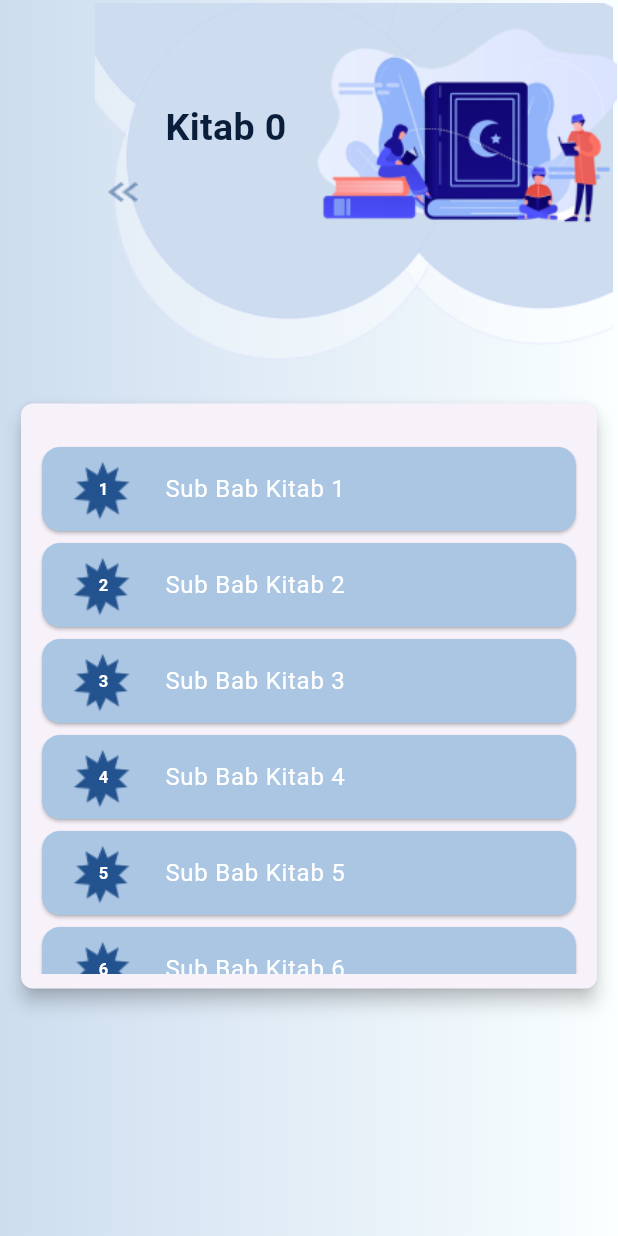
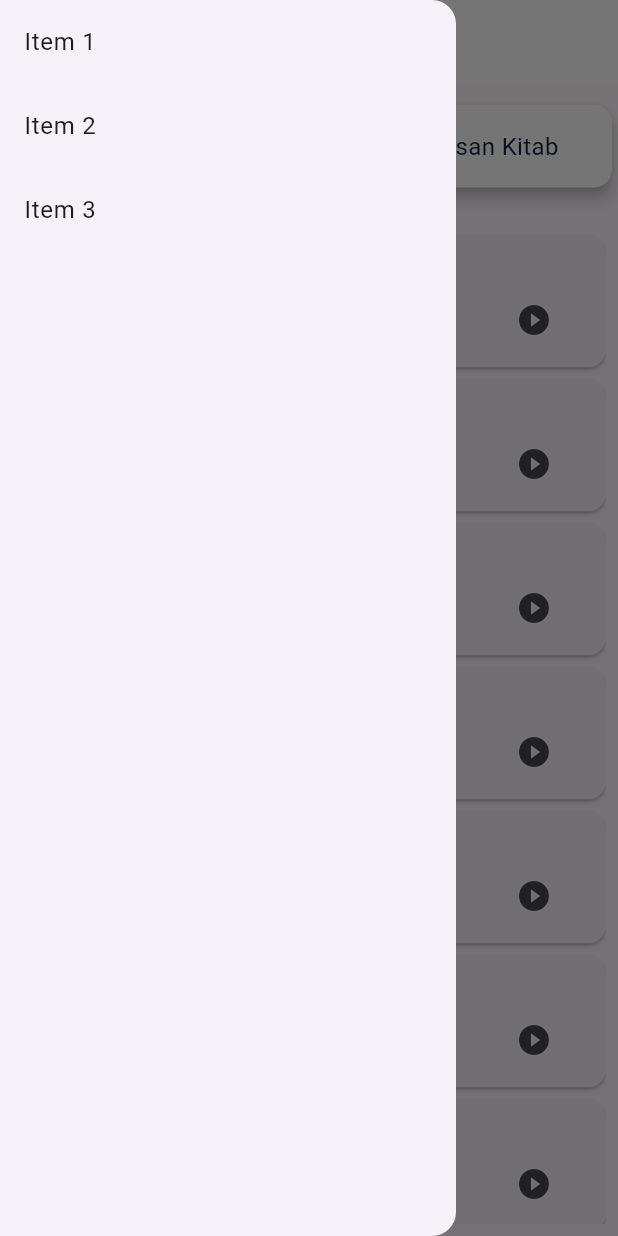
Before and after one commit to nabiilahwnda/ruang_kitab, a Flutter app: the PenjelasanSubkitab screen opened directly with empty values, with the side drawer open (before the commit the screen has no drawer), on a phone screen of 412 x 824 dp. Run offline on Flutter 3.47's test engine with Material 3 defaults, Android fonts, the phone set to English and light mode, and no system bars; our stand-ins replace lottie; network calls fail.

Commit message:
penyelesaian frontend

```diff
--- a/analysis_options.yaml
+++ b/analysis_options.yaml
@@ -7,6 +7,9 @@
 
 # The following line activates a set of recommended lints for Flutter apps,
 # packages, and plugins designed to encourage good coding practices.
+analyzer:
+  errors:
+    unused_import: ignore
 include: package:flutter_lints/flutter.yaml
 
 
--- a/lib/bab_kitab.dart
+++ b/lib/bab_kitab.dart
@@ -69,7 +69,7 @@ class _BabKitabState extends State<BabKitab> {
           // Back button
           Positioned(
             top: 95,
-            left: 45,
+            left: 95,
             child: TextButton(
               onPressed: () {
                 Navigator.pop(context);
--- a/lib/kitab.dart
+++ b/lib/kitab.dart
@@ -67,7 +67,7 @@ class _Kitab extends State<Kitab> {
           // Back button
           Positioned(
             top: 95,
-            left: 85,
+            left: 95,
             child: TextButton(
               onPressed: () {
                 Navigator.push(
@@ -139,7 +139,7 @@ class _Kitab extends State<Kitab> {
                                 Navigator.push(
                                   context,
                                   MaterialPageRoute(
-                                    builder: (context) => BabKitab(index + 1), // Pass the index + 1
+                                    builder: (context) => BabKitab(index + 1),
                                   ),
                                 );
                               },
--- /dev/null
+++ b/lib/navbar_jlskitab.dart
@@ -0,0 +1,31 @@
+import 'package:flutter/material.dart';
+import 'package:ruang_kitab/penjelasan_subkitab.dart';
+
+class NavbarJlskitab extends StatelessWidget {
+  final List<String> items;
+
+  const NavbarJlskitab({Key? key, required this.items}) : super(key: key);
+
+  @override
+  Widget build(BuildContext context) {
+    return Drawer(
+      child: ListView.builder(
+        itemCount: items.length,
+        itemBuilder: (context, index) {
+          return ListTile(
+            title: Text(items[index]),
+            onTap: () {
+              // Navigate to BabKitab page or other pages
+              Navigator.push(
+                context,
+                MaterialPageRoute(
+                  builder: (context) => PenjelasanSubkitab(index + 1), // Adjust if needed
+                ),
+              );
+            },
+          );
+        },
+      ),
+    );
+  }
+}
--- a/lib/penjelasan_kitab.dart
+++ b/lib/penjelasan_kitab.dart
@@ -1,5 +1,5 @@
 import 'package:flutter/material.dart';
-import 'package:ruang_kitab/bab_kitab.dart';
+import 'package:ruang_kitab/penjelasan_subkitab.dart';
 import 'package:ruang_kitab/welcome.dart';
 
 class PenjelasanKitab extends StatefulWidget {
@@ -66,8 +66,8 @@ class _PenjelasanKitab extends State<PenjelasanKitab> {
 
           // Back button
           Positioned(
-            top: 95,
-            left: 85,
+            top: 100,
+            left: 95,
             child: TextButton(
               onPressed: () {
                 Navigator.push(
@@ -132,14 +132,14 @@ class _PenjelasanKitab extends State<PenjelasanKitab> {
                                 ],
                               ),
                               title: Text(
-                                'Kitab ${index + 1}', // Nama kitab dengan nomor urut
+                                'Penjelasan Kitab ${index + 1}', // Nama kitab dengan nomor urut
                                 style: TextStyle(color: Colors.white),
                               ),
                               onTap: () {
                                 Navigator.push(
                                   context,
                                   MaterialPageRoute(
-                                    builder: (context) => BabKitab(index + 1), // Pass the index + 1
+                                    builder: (context) => PenjelasanSubkitab(index + 1), // Pass the index + 1
                                   ),
                                 );
                               },
--- a/lib/penjelasan_subkitab.dart
+++ b/lib/penjelasan_subkitab.dart
@@ -1,155 +1,126 @@
 import 'package:flutter/material.dart';
-import 'package:ruang_kitab/sub_bab.dart';
+import 'package:ruang_kitab/kitab.dart';
+import 'package:ruang_kitab/navbar_jlskitab.dart';
+import 'package:ruang_kitab/penjelasan_kitab.dart';
 
 class PenjelasanSubkitab extends StatefulWidget {
   final int index;
 
-  PenjelasanSubkitab(this.index);
+  const PenjelasanSubkitab(this.index, {Key? key}) : super(key: key);
 
   @override
-  _PenjelasanSubBabKitabState createState() => _PenjelasanSubBabKitabState();
+  _PenjelasanSubBabState createState() => _PenjelasanSubBabState();
 }
 
-class _PenjelasanSubBabKitabState extends State<PenjelasanSubkitab> {
+class _PenjelasanSubBabState extends State<PenjelasanSubkitab> {
+  final List<String> items = ['Item 1', 'Item 2', 'Item 3'];
 
   @override
   Widget build(BuildContext context) {
     return Scaffold(
-      body: Stack(
+      drawer: NavbarJlskitab(items: items),
+      appBar: AppBar(
+        backgroundColor: Colors.white,
+        title: Text('Penjelasan Kitab ${widget.index}'),
+      ),
+      body: Column(
         children: <Widget>[
-          // Background gradient
-          Container(
-            decoration: BoxDecoration(
-              gradient: LinearGradient(
-                begin: Alignment.centerRight,
-                end: Alignment.centerLeft,
-                colors: [
-                  Color(0xFFFAFFFF), // Warna putih sangat terang
-                  Color(0xFFCDDDEF), // Warna biru muda
-                ],
+          Row(
+            mainAxisAlignment: MainAxisAlignment.spaceEvenly,
+            children: <Widget>[
+              Expanded(
+                child: Padding(
+                  padding: const EdgeInsets.only(top: 10.0),
+                  child: Card(
+                    color: Colors.white,
+                    elevation: 4.0,
+                    child: InkWell(
+                      onTap: () {
+                        Navigator.push(
+                          context,
+                          MaterialPageRoute(
+                            builder: (context) => Kitab(),
+                          ),
+                        );
+                      },
+                      child: Container(
+                        padding: const EdgeInsets.all(16.0),
+                        child: const Center(
+                          child: Text(
+                            'Daftar Kitab',
+                            style: TextStyle(
+                              color: Color.fromARGB(255, 3, 32, 65),
+                              fontSize: 16,
                             ),
                           ),
                         ),
-
-          // Positioned image "Buble.png"
-          Positioned(
-            top: 2,
-            right: 1,
-            child: Image.asset(
-              'assets/img/Buble.png',
-              width: 350,
-              height: 350,
-            ),
-          ),
-
-          // Title and image at the top
-          Positioned(
-            top: 10,
-            right: 1,
-            child: Row(
-              children: [
-                Text(
-                  'Kitab ${widget.index}', // Display the kitab number
-                  style: TextStyle(
-                    fontSize: 25,
-                    fontWeight: FontWeight.bold,
-                    color: Color.fromRGBO(9, 30, 58, 1.0),
-                  ),
-                ),
-                SizedBox(width: 20),
-                Image.asset(
-                  'assets/img/Bab_Kitab.png',
-                  width: 200,
-                  height: 150,
-                ),
-              ],
-            ),
-          ),
-
-          // Back button
-          Positioned(
-            top: 95,
-            left: 45,
-            child: TextButton(
-              onPressed: () {
-                Navigator.pop(context);
-              },
-              child: Image.asset(
-                'assets/img/back.png',
-                width: 50,
-                height: 50,
                       ),
                     ),
                   ),
-
-          // Card with list of items
-          Positioned(
-            top: 265, // Adjust to ensure it's below the buttons
-            right: 10,
-            left: 10,
+                ),
+              ),
+              const SizedBox(width: 8),
+              Expanded(
+                child: Padding(
+                  padding: const EdgeInsets.only(top: 10.0),
                   child: Card(
-              elevation: 5,
-              shape: RoundedRectangleBorder(
-                borderRadius: BorderRadius.circular(8),
+                    color: Colors.white,
+                    elevation: 4.0,
+                    child: InkWell(
+                      onTap: () {
+                        Navigator.push(
+                          context,
+                          MaterialPageRoute(
+                            builder: (context) => PenjelasanKitab(),
                           ),
+                        );
+                      },
                       child: Container(
-                width: 320,
-                height: 390,
-                padding: EdgeInsets.all(10),
-                child: Column(
-                  children: [
-                    SizedBox(height: 15),
-                    Expanded(
-                      child: ListView.builder(
-                        itemCount: 10,
-                        itemBuilder: (context, index) {
-                          return Card(
-                            color: Color.fromRGBO(171, 198, 227, 1.0),
-                            child: ListTile(
-                              leading: Stack(
-                                alignment: Alignment.center,
-                                children: [
-                                  Image.asset(
-                                    'assets/img/logo_no.png',
-                                    width: 50,
-                                    height: 50,
+                        padding: const EdgeInsets.all(16.0),
+                        child: const Center(
+                          child: Text(
+                            'Penjelasan Kitab',
+                            style: TextStyle(
+                              color: Color.fromARGB(255, 3, 32, 65),
+                              fontSize: 16,
                             ),
-                                  Positioned(
-                                    child: Container(
-                                      padding: EdgeInsets.symmetric(
-                                        horizontal: 10,
-                                        vertical: 2,
                           ),
-                                      child: Text(
-                                        '${index + 1}',
-                                        style: TextStyle(
-                                          color: Colors.white,
-                                          fontWeight: FontWeight.bold,
+                        ),
+                      ),
                     ),
                   ),
                 ),
               ),
             ],
           ),
-                              title: Text(
-                                'Sub Bab Kitab ${index + 1}',
-                                style: TextStyle(color: Colors.white),
+          const SizedBox(height: 16),
+          Expanded(
+            child: Container(
+              padding: const EdgeInsets.all(8.0),
+              child: ListView.builder(
+                itemCount: 15,
+                itemBuilder: (context, index) {
+                  return Card(
+                    margin: const EdgeInsets.symmetric(vertical: 4.0),
+                    child: ListTile(
+                      title: Text('Item ${index + 1}'),
+                      subtitle: Row(
+                        mainAxisAlignment: MainAxisAlignment.spaceBetween,
+                        children: <Widget>[
+                          Expanded(
+                            child: Text('Description for item ${index + 1}'),
                           ),
-                              onTap: () {
-                                Navigator.push(
-                                  context,
-                                  MaterialPageRoute(
-                                    builder: (context) => SubBab(index + 1),
+                          IconButton(
+                            icon: const Icon(Icons.play_circle_fill),
+                            onPressed: () {
+                              // Action when icon is pressed
+                            },
+                          ),
+                        ],
+                      ),
                     ),
                   );
                 },
-                            ),
-                          );
-                        },
-                      ),
-                    ),
-                  ],
-                ),
               ),
             ),
           ),
--- a/pubspec.yaml
+++ b/pubspec.yaml
@@ -22,6 +22,7 @@ dev_dependencies:
   flutter_test:
     sdk: flutter
 
+
 flutter:
   # Ensures that the Material Icons font is included with your application.
   uses-material-design: true
```
Also changed, not shown: lib/navbar_babkitab.dart (added, +31 -0 lines), lib/sub_bab.dart (+103 -2 lines). Lines whose indentation alone changed are shown as unchanged.
